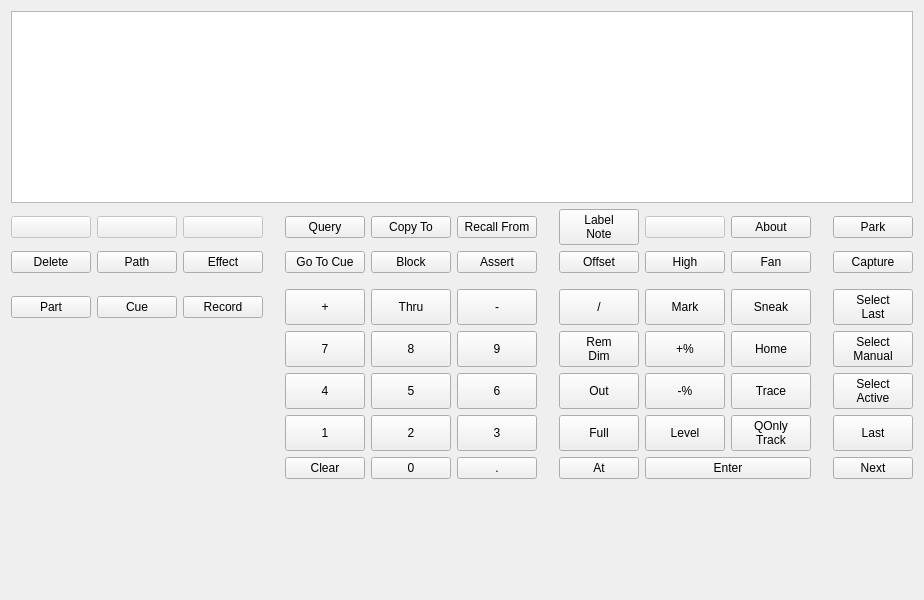
The window that src/boards/etc/eos/ui/eosform.ui (CoffeeCoder1/universal-focus-remote) describes before a commit, drawn with Qt 5.
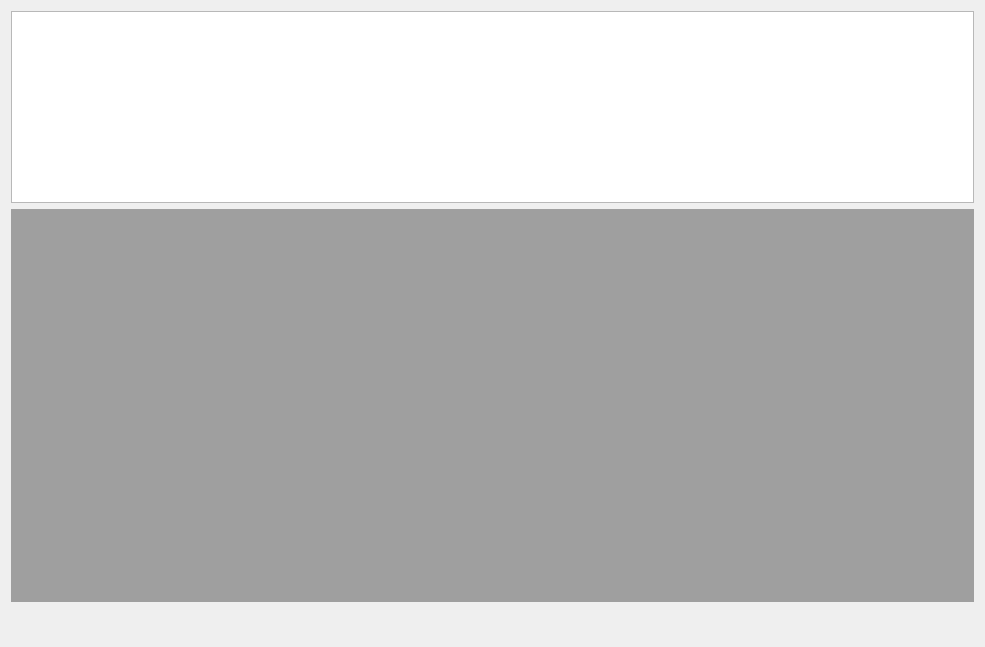
The same window after the commit. Custom widgets are drawn as their Qt base class.

```diff
--- a/src/boards/etc/eos/ui/eosform.ui
+++ b/src/boards/etc/eos/ui/eosform.ui
@@ -6,8 +6,8 @@
    <rect>
     <x>0</x>
     <y>0</y>
-    <width>656</width>
-    <height>600</height>
+    <width>985</width>
+    <height>647</height>
    </rect>
   </property>
   <property name="sizePolicy">
@@ -21,802 +21,21 @@
   </property>
   <layout class="QVBoxLayout" name="verticalLayout">
    <item>
-    <layout class="QGridLayout" name="gridLayout">
-     <item row="1" column="0">
-      <widget class="QSquarePushButton" name="keyBlank1">
-       <property name="enabled">
-        <bool>false</bool>
-       </property>
-       <property name="text">
-        <string/>
-       </property>
-      </widget>
-     </item>
-     <item row="2" column="0">
-      <widget class="QSquarePushButton" name="keyDelete">
-       <property name="text">
-        <string>Delete</string>
-       </property>
-      </widget>
-     </item>
-     <item row="5" column="12">
-      <widget class="QSquarePushButton" name="keySelectManual">
-       <property name="sizePolicy">
-        <sizepolicy hsizetype="Expanding" vsizetype="Minimum">
-         <horstretch>0</horstretch>
-         <verstretch>0</verstretch>
-        </sizepolicy>
-       </property>
-       <property name="text">
-        <string>Select
-Manual</string>
-       </property>
-      </widget>
-     </item>
-     <item row="10" column="0">
-      <spacer name="verticalSpacer">
-       <property name="orientation">
-        <enum>Qt::Orientation::Vertical</enum>
-       </property>
-       <property name="sizeHint" stdset="0">
-        <size>
-         <width>20</width>
-         <height>40</height>
-        </size>
-       </property>
-      </spacer>
-     </item>
-     <item row="5" column="6">
-      <widget class="QSquarePushButton" name="key9">
-       <property name="sizePolicy">
-        <sizepolicy hsizetype="Expanding" vsizetype="Minimum">
-         <horstretch>0</horstretch>
-         <verstretch>0</verstretch>
-        </sizepolicy>
-       </property>
-       <property name="minimumSize">
-        <size>
-         <width>0</width>
-         <height>0</height>
-        </size>
-       </property>
-       <property name="text">
-        <string>9</string>
-       </property>
-      </widget>
-     </item>
-     <item row="4" column="11">
-      <spacer name="horizontalSpacer">
-       <property name="orientation">
-        <enum>Qt::Orientation::Horizontal</enum>
-       </property>
-       <property name="sizeType">
-        <enum>QSizePolicy::Policy::Fixed</enum>
-       </property>
-       <property name="sizeHint" stdset="0">
-        <size>
-         <width>10</width>
-         <height>0</height>
-        </size>
-       </property>
-      </spacer>
-     </item>
-     <item row="6" column="6">
-      <widget class="QSquarePushButton" name="key6">
-       <property name="sizePolicy">
-        <sizepolicy hsizetype="Expanding" vsizetype="Minimum">
-         <horstretch>0</horstretch>
-         <verstretch>0</verstretch>
-        </sizepolicy>
-       </property>
-       <property name="minimumSize">
-        <size>
-         <width>0</width>
-         <height>0</height>
-        </size>
-       </property>
-       <property name="text">
-        <string>6</string>
-       </property>
-      </widget>
-     </item>
-     <item row="4" column="12">
-      <widget class="QSquarePushButton" name="keySelectLast">
-       <property name="sizePolicy">
-        <sizepolicy hsizetype="Expanding" vsizetype="Minimum">
-         <horstretch>0</horstretch>
-         <verstretch>0</verstretch>
-        </sizepolicy>
-       </property>
-       <property name="minimumSize">
-        <size>
-         <width>0</width>
-         <height>0</height>
-        </size>
-       </property>
-       <property name="text">
-        <string>Select
-Last</string>
-       </property>
-      </widget>
-     </item>
-     <item row="9" column="4">
-      <widget class="QSquarePushButton" name="keyClear">
-       <property name="sizePolicy">
-        <sizepolicy hsizetype="Expanding" vsizetype="Minimum">
-         <horstretch>0</horstretch>
-         <verstretch>0</verstretch>
-        </sizepolicy>
-       </property>
-       <property name="minimumSize">
-        <size>
-         <width>0</width>
-         <height>0</height>
-        </size>
-       </property>
-       <property name="text">
-        <string>Clear</string>
-       </property>
-      </widget>
-     </item>
-     <item row="9" column="9" colspan="2">
-      <widget class="QPushButton" name="keyEnter">
-       <property name="sizePolicy">
-        <sizepolicy hsizetype="Expanding" vsizetype="Minimum">
-         <horstretch>0</horstretch>
-         <verstretch>0</verstretch>
-        </sizepolicy>
-       </property>
-       <property name="minimumSize">
-        <size>
-         <width>0</width>
-         <height>0</height>
-        </size>
-       </property>
-       <property name="text">
-        <string>Enter</string>
-       </property>
-      </widget>
-     </item>
-     <item row="7" column="10">
-      <widget class="QSquarePushButton" name="keyQOnly">
-       <property name="sizePolicy">
-        <sizepolicy hsizetype="Expanding" vsizetype="Minimum">
-         <horstretch>0</horstretch>
-         <verstretch>0</verstretch>
-        </sizepolicy>
-       </property>
-       <property name="minimumSize">
-        <size>
-         <width>0</width>
-         <height>0</height>
-        </size>
-       </property>
-       <property name="text">
-        <string>QOnly
-Track</string>
-       </property>
-      </widget>
-     </item>
-     <item row="6" column="5">
-      <widget class="QSquarePushButton" name="key5">
-       <property name="sizePolicy">
-        <sizepolicy hsizetype="Expanding" vsizetype="Minimum">
-         <horstretch>0</horstretch>
-         <verstretch>0</verstretch>
-        </sizepolicy>
-       </property>
-       <property name="minimumSize">
-        <size>
-         <width>0</width>
-         <height>0</height>
-        </size>
-       </property>
-       <property name="text">
-        <string>5</string>
-       </property>
-      </widget>
-     </item>
-     <item row="4" column="7">
-      <spacer name="horizontalSpacer_2">
-       <property name="orientation">
-        <enum>Qt::Orientation::Horizontal</enum>
-       </property>
-       <property name="sizeType">
-        <enum>QSizePolicy::Policy::Fixed</enum>
-       </property>
-       <property name="sizeHint" stdset="0">
-        <size>
-         <width>10</width>
-         <height>0</height>
-        </size>
-       </property>
-      </spacer>
-     </item>
-     <item row="6" column="9">
-      <widget class="QSquarePushButton" name="keyPercentMinus">
-       <property name="sizePolicy">
-        <sizepolicy hsizetype="Expanding" vsizetype="Minimum">
-         <horstretch>0</horstretch>
-         <verstretch>0</verstretch>
-        </sizepolicy>
-       </property>
-       <property name="minimumSize">
-        <size>
-         <width>0</width>
-         <height>0</height>
-        </size>
-       </property>
-       <property name="text">
-        <string>-%</string>
-       </property>
-      </widget>
-     </item>
-     <item row="4" column="5">
-      <widget class="QSquarePushButton" name="keyThru">
-       <property name="sizePolicy">
-        <sizepolicy hsizetype="Expanding" vsizetype="Minimum">
-         <horstretch>0</horstretch>
-         <verstretch>0</verstretch>
-        </sizepolicy>
-       </property>
-       <property name="minimumSize">
-        <size>
-         <width>0</width>
-         <height>0</height>
-        </size>
-       </property>
-       <property name="text">
-        <string>Thru</string>
-       </property>
-      </widget>
-     </item>
-     <item row="6" column="4">
-      <widget class="QSquarePushButton" name="key4">
-       <property name="sizePolicy">
-        <sizepolicy hsizetype="Expanding" vsizetype="Minimum">
-         <horstretch>0</horstretch>
-         <verstretch>0</verstretch>
-        </sizepolicy>
-       </property>
-       <property name="minimumSize">
-        <size>
-         <width>0</width>
-         <height>0</height>
-        </size>
-       </property>
-       <property name="text">
-        <string>4</string>
-       </property>
-      </widget>
-     </item>
-     <item row="2" column="2">
-      <widget class="QSquarePushButton" name="keyEffect">
-       <property name="text">
-        <string>Effect</string>
-       </property>
-      </widget>
-     </item>
-     <item row="4" column="10">
-      <widget class="QSquarePushButton" name="keySneak">
-       <property name="sizePolicy">
-        <sizepolicy hsizetype="Expanding" vsizetype="Minimum">
-         <horstretch>0</horstretch>
-         <verstretch>0</verstretch>
-        </sizepolicy>
-       </property>
-       <property name="minimumSize">
-        <size>
-         <width>0</width>
-         <height>0</height>
-        </size>
-       </property>
-       <property name="statusTip">
-        <string/>
-       </property>
-       <property name="text">
-        <string>Sneak</string>
-       </property>
-      </widget>
-     </item>
-     <item row="6" column="8">
-      <widget class="QSquarePushButton" name="keyOut">
-       <property name="sizePolicy">
-        <sizepolicy hsizetype="Expanding" vsizetype="Minimum">
-         <horstretch>0</horstretch>
-         <verstretch>0</verstretch>
-        </sizepolicy>
-       </property>
-       <property name="minimumSize">
-        <size>
-         <width>0</width>
-         <height>0</height>
-        </size>
-       </property>
-       <property name="text">
-        <string>Out</string>
-       </property>
-      </widget>
-     </item>
-     <item row="9" column="5">
-      <widget class="QSquarePushButton" name="key0">
-       <property name="sizePolicy">
-        <sizepolicy hsizetype="Expanding" vsizetype="Minimum">
-         <horstretch>0</horstretch>
-         <verstretch>0</verstretch>
-        </sizepolicy>
-       </property>
-       <property name="minimumSize">
-        <size>
-         <width>0</width>
-         <height>0</height>
-        </size>
-       </property>
-       <property name="text">
-        <string>0</string>
-       </property>
-      </widget>
-     </item>
-     <item row="1" column="2">
-      <widget class="QSquarePushButton" name="keyBlank3">
-       <property name="enabled">
-        <bool>false</bool>
-       </property>
-       <property name="text">
-        <string/>
-       </property>
-      </widget>
-     </item>
-     <item row="4" column="4">
-      <widget class="QSquarePushButton" name="keyPlus">
-       <property name="sizePolicy">
-        <sizepolicy hsizetype="Expanding" vsizetype="Minimum">
-         <horstretch>0</horstretch>
-         <verstretch>0</verstretch>
-        </sizepolicy>
-       </property>
-       <property name="minimumSize">
-        <size>
-         <width>0</width>
-         <height>0</height>
-        </size>
-       </property>
-       <property name="text">
-        <string>+</string>
-       </property>
-      </widget>
-     </item>
-     <item row="9" column="6">
-      <widget class="QSquarePushButton" name="keyDecimal">
-       <property name="sizePolicy">
-        <sizepolicy hsizetype="Expanding" vsizetype="Minimum">
-         <horstretch>0</horstretch>
-         <verstretch>0</verstretch>
-        </sizepolicy>
-       </property>
-       <property name="minimumSize">
-        <size>
-         <width>0</width>
-         <height>0</height>
-        </size>
-       </property>
-       <property name="text">
-        <string>.</string>
-       </property>
-      </widget>
-     </item>
-     <item row="6" column="12">
-      <widget class="QSquarePushButton" name="keySelectActive">
-       <property name="sizePolicy">
-        <sizepolicy hsizetype="Expanding" vsizetype="Minimum">
-         <horstretch>0</horstretch>
-         <verstretch>0</verstretch>
-        </sizepolicy>
-       </property>
-       <property name="text">
-        <string>Select
-Active</string>
-       </property>
-      </widget>
-     </item>
-     <item row="5" column="4">
-      <widget class="QSquarePushButton" name="key7">
-       <property name="sizePolicy">
-        <sizepolicy hsizetype="Expanding" vsizetype="Minimum">
-         <horstretch>0</horstretch>
-         <verstretch>0</verstretch>
-        </sizepolicy>
-       </property>
-       <property name="minimumSize">
-        <size>
-         <width>0</width>
-         <height>0</height>
-        </size>
-       </property>
-       <property name="text">
-        <string>7</string>
-       </property>
-      </widget>
-     </item>
-     <item row="2" column="1">
-      <widget class="QSquarePushButton" name="keyPath">
-       <property name="text">
-        <string>Path</string>
-       </property>
-      </widget>
-     </item>
-     <item row="6" column="10">
-      <widget class="QSquarePushButton" name="keyTrace">
-       <property name="sizePolicy">
-        <sizepolicy hsizetype="Expanding" vsizetype="Minimum">
-         <horstretch>0</horstretch>
-         <verstretch>0</verstretch>
-        </sizepolicy>
-       </property>
-       <property name="minimumSize">
-        <size>
-         <width>0</width>
-         <height>0</height>
-        </size>
-       </property>
-       <property name="text">
-        <string>Trace</string>
-       </property>
-      </widget>
-     </item>
-     <item row="5" column="9">
-      <widget class="QSquarePushButton" name="keyPercentPlus">
-       <property name="sizePolicy">
-        <sizepolicy hsizetype="Expanding" vsizetype="Minimum">
-         <horstretch>0</horstretch>
-         <verstretch>0</verstretch>
-        </sizepolicy>
-       </property>
-       <property name="minimumSize">
-        <size>
-         <width>0</width>
-         <height>0</height>
-        </size>
-       </property>
-       <property name="text">
-        <string>+%</string>
-       </property>
-      </widget>
-     </item>
-     <item row="7" column="12">
-      <widget class="QSquarePushButton" name="keyLast">
-       <property name="sizePolicy">
-        <sizepolicy hsizetype="Expanding" vsizetype="Minimum">
-         <horstretch>0</horstretch>
-         <verstretch>0</verstretch>
-        </sizepolicy>
-       </property>
-       <property name="text">
-        <string>Last</string>
-       </property>
-      </widget>
-     </item>
-     <item row="7" column="8">
-      <widget class="QSquarePushButton" name="keyFull">
-       <property name="sizePolicy">
-        <sizepolicy hsizetype="Expanding" vsizetype="Minimum">
-         <horstretch>0</horstretch>
-         <verstretch>0</verstretch>
-        </sizepolicy>
-       </property>
-       <property name="minimumSize">
-        <size>
-         <width>0</width>
-         <height>0</height>
-        </size>
-       </property>
-       <property name="text">
-        <string>Full</string>
-       </property>
-      </widget>
-     </item>
-     <item row="3" column="0">
-      <spacer name="verticalSpacer_2">
-       <property name="orientation">
-        <enum>Qt::Orientation::Vertical</enum>
-       </property>
-       <property name="sizeType">
-        <enum>QSizePolicy::Policy::Fixed</enum>
-       </property>
-       <property name="sizeHint" stdset="0">
-        <size>
-         <width>0</width>
-         <height>10</height>
-        </size>
-       </property>
-      </spacer>
-     </item>
-     <item row="7" column="4">
-      <widget class="QSquarePushButton" name="key1">
-       <property name="sizePolicy">
-        <sizepolicy hsizetype="Expanding" vsizetype="Minimum">
-         <horstretch>0</horstretch>
-         <verstretch>0</verstretch>
-        </sizepolicy>
-       </property>
-       <property name="minimumSize">
-        <size>
-         <width>0</width>
-         <height>0</height>
-        </size>
-       </property>
-       <property name="text">
-        <string>1</string>
-       </property>
-      </widget>
-     </item>
-     <item row="4" column="9">
-      <widget class="QSquarePushButton" name="keyMark">
-       <property name="sizePolicy">
-        <sizepolicy hsizetype="Expanding" vsizetype="Minimum">
-         <horstretch>0</horstretch>
-         <verstretch>0</verstretch>
-        </sizepolicy>
-       </property>
-       <property name="minimumSize">
-        <size>
-         <width>0</width>
-         <height>0</height>
-        </size>
-       </property>
-       <property name="text">
-        <string>Mark</string>
-       </property>
-      </widget>
-     </item>
-     <item row="4" column="6">
-      <widget class="QSquarePushButton" name="keyMinus">
-       <property name="sizePolicy">
-        <sizepolicy hsizetype="Expanding" vsizetype="Minimum">
-         <horstretch>0</horstretch>
-         <verstretch>0</verstretch>
-        </sizepolicy>
-       </property>
-       <property name="minimumSize">
-        <size>
-         <width>0</width>
-         <height>0</height>
-        </size>
-       </property>
-       <property name="text">
-        <string>-</string>
-       </property>
-      </widget>
-     </item>
-     <item row="7" column="6">
-      <widget class="QSquarePushButton" name="key3">
-       <property name="sizePolicy">
-        <sizepolicy hsizetype="Expanding" vsizetype="Minimum">
-         <horstretch>0</horstretch>
-         <verstretch>0</verstretch>
-        </sizepolicy>
-       </property>
-       <property name="minimumSize">
-        <size>
-         <width>0</width>
-         <height>0</height>
-        </size>
-       </property>
-       <property name="text">
-        <string>3</string>
-       </property>
-      </widget>
-     </item>
-     <item row="5" column="8">
-      <widget class="QSquarePushButton" name="keyRemDim">
-       <property name="sizePolicy">
-        <sizepolicy hsizetype="Expanding" vsizetype="Minimum">
-         <horstretch>0</horstretch>
-         <verstretch>0</verstretch>
-        </sizepolicy>
-       </property>
-       <property name="minimumSize">
-        <size>
-         <width>0</width>
-         <height>0</height>
-        </size>
-       </property>
-       <property name="text">
-        <string>Rem
-Dim</string>
-       </property>
-      </widget>
-     </item>
-     <item row="5" column="5">
-      <widget class="QSquarePushButton" name="key8">
-       <property name="sizePolicy">
-        <sizepolicy hsizetype="Expanding" vsizetype="Minimum">
-         <horstretch>0</horstretch>
-         <verstretch>0</verstretch>
-        </sizepolicy>
-       </property>
-       <property name="minimumSize">
-        <size>
-         <width>0</width>
-         <height>0</height>
-        </size>
-       </property>
-       <property name="text">
-        <string>8</string>
-       </property>
-      </widget>
-     </item>
-     <item row="9" column="12">
-      <widget class="QSquarePushButton" name="keyNext">
-       <property name="sizePolicy">
-        <sizepolicy hsizetype="Expanding" vsizetype="Minimum">
-         <horstretch>0</horstretch>
-         <verstretch>0</verstretch>
-        </sizepolicy>
-       </property>
-       <property name="text">
-        <string>Next</string>
-       </property>
-      </widget>
-     </item>
-     <item row="5" column="10">
-      <widget class="QSquarePushButton" name="keyHome">
-       <property name="sizePolicy">
-        <sizepolicy hsizetype="Expanding" vsizetype="Minimum">
-         <horstretch>0</horstretch>
-         <verstretch>0</verstretch>
-        </sizepolicy>
-       </property>
-       <property name="minimumSize">
-        <size>
-         <width>0</width>
-         <height>0</height>
-        </size>
-       </property>
-       <property name="text">
-        <string>Home</string>
-       </property>
-      </widget>
-     </item>
-     <item row="1" column="1">
-      <widget class="QSquarePushButton" name="keyBlank2">
-       <property name="enabled">
-        <bool>false</bool>
-       </property>
-       <property name="text">
-        <string/>
-       </property>
-      </widget>
-     </item>
-     <item row="9" column="8">
-      <widget class="QSquarePushButton" name="keyAt">
-       <property name="sizePolicy">
-        <sizepolicy hsizetype="Expanding" vsizetype="Minimum">
-         <horstretch>0</horstretch>
-         <verstretch>0</verstretch>
-        </sizepolicy>
-       </property>
-       <property name="minimumSize">
-        <size>
-         <width>0</width>
-         <height>0</height>
-        </size>
-       </property>
-       <property name="text">
-        <string>At</string>
-       </property>
-      </widget>
-     </item>
-     <item row="7" column="9">
-      <widget class="QSquarePushButton" name="keyLevel">
-       <property name="sizePolicy">
-        <sizepolicy hsizetype="Expanding" vsizetype="Minimum">
-         <horstretch>0</horstretch>
-         <verstretch>0</verstretch>
-        </sizepolicy>
-       </property>
-       <property name="minimumSize">
-        <size>
-         <width>0</width>
-         <height>0</height>
-        </size>
-       </property>
-       <property name="text">
-        <string>Level</string>
-       </property>
-      </widget>
-     </item>
-     <item row="7" column="5">
-      <widget class="QSquarePushButton" name="key2">
-       <property name="sizePolicy">
-        <sizepolicy hsizetype="Expanding" vsizetype="Minimum">
-         <horstretch>0</horstretch>
-         <verstretch>0</verstretch>
-        </sizepolicy>
-       </property>
-       <property name="minimumSize">
-        <size>
-         <width>0</width>
-         <height>0</height>
-        </size>
-       </property>
-       <property name="text">
-        <string>2</string>
-       </property>
-      </widget>
-     </item>
-     <item row="4" column="8">
-      <widget class="QSquarePushButton" name="keySlash">
-       <property name="sizePolicy">
-        <sizepolicy hsizetype="Expanding" vsizetype="Minimum">
-         <horstretch>0</horstretch>
-         <verstretch>0</verstretch>
-        </sizepolicy>
-       </property>
-       <property name="minimumSize">
-        <size>
-         <width>0</width>
-         <height>0</height>
-        </size>
-       </property>
-       <property name="text">
-        <string>/</string>
-       </property>
-      </widget>
-     </item>
-     <item row="4" column="3">
-      <spacer name="horizontalSpacer_3">
-       <property name="orientation">
-        <enum>Qt::Orientation::Horizontal</enum>
-       </property>
-       <property name="sizeType">
-        <enum>QSizePolicy::Policy::Fixed</enum>
-       </property>
-       <property name="sizeHint" stdset="0">
-        <size>
-         <width>10</width>
-         <height>0</height>
-        </size>
-       </property>
-      </spacer>
-     </item>
-     <item row="2" column="4">
-      <widget class="QSquarePushButton" name="keyGoToCue">
-       <property name="text">
-        <string>Go To Cue</string>
-       </property>
-      </widget>
-     </item>
-     <item row="2" column="5">
-      <widget class="QSquarePushButton" name="keyBlock">
-       <property name="text">
-        <string>Block</string>
-       </property>
-      </widget>
-     </item>
-     <item row="2" column="6">
-      <widget class="QSquarePushButton" name="keyAssert">
-       <property name="text">
-        <string>Assert</string>
-       </property>
-      </widget>
-     </item>
-     <item row="0" column="0" colspan="13">
-      <widget class="QTextEdit" name="commandLine">
-       <property name="sizePolicy">
-        <sizepolicy hsizetype="Expanding" vsizetype="Fixed">
-         <horstretch>0</horstretch>
-         <verstretch>0</verstretch>
-        </sizepolicy>
-       </property>
-       <property name="lineWrapMode">
-        <enum>QTextEdit::LineWrapMode::NoWrap</enum>
-       </property>
-       <property name="readOnly">
-        <bool>true</bool>
-       </property>
-       <property name="html">
-        <string>&lt;!DOCTYPE HTML PUBLIC &quot;-//W3C//DTD HTML 4.0//EN&quot; &quot;http://www.w3.org/TR/REC-html40/strict.dtd&quot;&gt;
+    <widget class="QTextEdit" name="commandLine">
+     <property name="sizePolicy">
+      <sizepolicy hsizetype="Expanding" vsizetype="Fixed">
+       <horstretch>0</horstretch>
+       <verstretch>0</verstretch>
+      </sizepolicy>
+     </property>
+     <property name="lineWrapMode">
+      <enum>QTextEdit::LineWrapMode::NoWrap</enum>
+     </property>
+     <property name="readOnly">
+      <bool>true</bool>
+     </property>
+     <property name="html">
+      <string>&lt;!DOCTYPE HTML PUBLIC &quot;-//W3C//DTD HTML 4.0//EN&quot; &quot;http://www.w3.org/TR/REC-html40/strict.dtd&quot;&gt;
 &lt;html&gt;&lt;head&gt;&lt;meta name=&quot;qrichtext&quot; content=&quot;1&quot; /&gt;&lt;meta charset=&quot;utf-8&quot; /&gt;&lt;style type=&quot;text/css&quot;&gt;
 p, li { white-space: pre-wrap; }
 hr { height: 1px; border-width: 0; }
@@ -824,122 +43,27 @@
 li.checked::marker { content: &quot;\2612&quot;; }
 &lt;/style&gt;&lt;/head&gt;&lt;body style=&quot; font-family:'.AppleSystemUIFont'; font-size:13pt; font-weight:400; font-style:normal;&quot;&gt;
 &lt;p style=&quot;-qt-paragraph-type:empty; margin-top:0px; margin-bottom:0px; margin-left:0px; margin-right:0px; -qt-block-indent:0; text-indent:0px;&quot;&gt;&lt;br /&gt;&lt;/p&gt;&lt;/body&gt;&lt;/html&gt;</string>
-       </property>
-      </widget>
-     </item>
-     <item row="1" column="4">
-      <widget class="QSquarePushButton" name="keyQuery">
-       <property name="text">
-        <string>Query</string>
-       </property>
-      </widget>
-     </item>
-     <item row="1" column="5">
-      <widget class="QSquarePushButton" name="keyCopyTo">
-       <property name="text">
-        <string>Copy To</string>
-       </property>
-      </widget>
-     </item>
-     <item row="1" column="6">
-      <widget class="QSquarePushButton" name="keyRecallFrom">
-       <property name="text">
-        <string>Recall From</string>
-       </property>
-      </widget>
-     </item>
-     <item row="1" column="8">
-      <widget class="QSquarePushButton" name="keyLabelNote">
-       <property name="text">
-        <string>Label
-Note</string>
-       </property>
-      </widget>
-     </item>
-     <item row="1" column="9">
-      <widget class="QSquarePushButton" name="keyBlank4">
-       <property name="enabled">
-        <bool>false</bool>
-       </property>
-       <property name="text">
-        <string/>
-       </property>
-      </widget>
-     </item>
-     <item row="1" column="10">
-      <widget class="QSquarePushButton" name="keyAbout">
-       <property name="text">
-        <string>About</string>
-       </property>
-      </widget>
-     </item>
-     <item row="2" column="8">
-      <widget class="QSquarePushButton" name="keyOffset">
-       <property name="text">
-        <string>Offset</string>
-       </property>
-      </widget>
-     </item>
-     <item row="2" column="9">
-      <widget class="QSquarePushButton" name="keyHigh">
-       <property name="text">
-        <string>High</string>
-       </property>
-      </widget>
-     </item>
-     <item row="2" column="10">
-      <widget class="QSquarePushButton" name="keyFan">
-       <property name="text">
-        <string>Fan</string>
-       </property>
-      </widget>
-     </item>
-     <item row="2" column="12">
-      <widget class="QSquarePushButton" name="keyCapture">
-       <property name="text">
-        <string>Capture</string>
-       </property>
-      </widget>
-     </item>
-     <item row="1" column="12">
-      <widget class="QSquarePushButton" name="keyPark">
-       <property name="text">
-        <string>Park</string>
-       </property>
-      </widget>
-     </item>
-     <item row="4" column="0">
-      <widget class="QSquarePushButton" name="keyPart">
-       <property name="text">
-        <string>Part</string>
-       </property>
-      </widget>
-     </item>
-     <item row="4" column="1">
-      <widget class="QSquarePushButton" name="keyCue">
-       <property name="text">
-        <string>Cue</string>
-       </property>
-      </widget>
-     </item>
-     <item row="4" column="2">
-      <widget class="QSquarePushButton" name="keyRecord">
-       <property name="text">
-        <string>Record</string>
-       </property>
-      </widget>
-     </item>
-    </layout>
+     </property>
+    </widget>
+   </item>
+   <item>
+    <widget class="QMdiArea" name="mdiArea"/>
+   </item>
+   <item>
+    <spacer name="verticalSpacer">
+     <property name="orientation">
+      <enum>Qt::Orientation::Vertical</enum>
+     </property>
+     <property name="sizeHint" stdset="0">
+      <size>
+       <width>20</width>
+       <height>40</height>
+      </size>
+     </property>
+    </spacer>
    </item>
   </layout>
  </widget>
- <customwidgets>
-  <customwidget>
-   <class>QSquarePushButton</class>
-   <extends>QPushButton</extends>
-   <header location="global">qsquarepushbutton.h</header>
-  </customwidget>
- </customwidgets>
  <resources/>
  <connections/>
 </ui>
```
